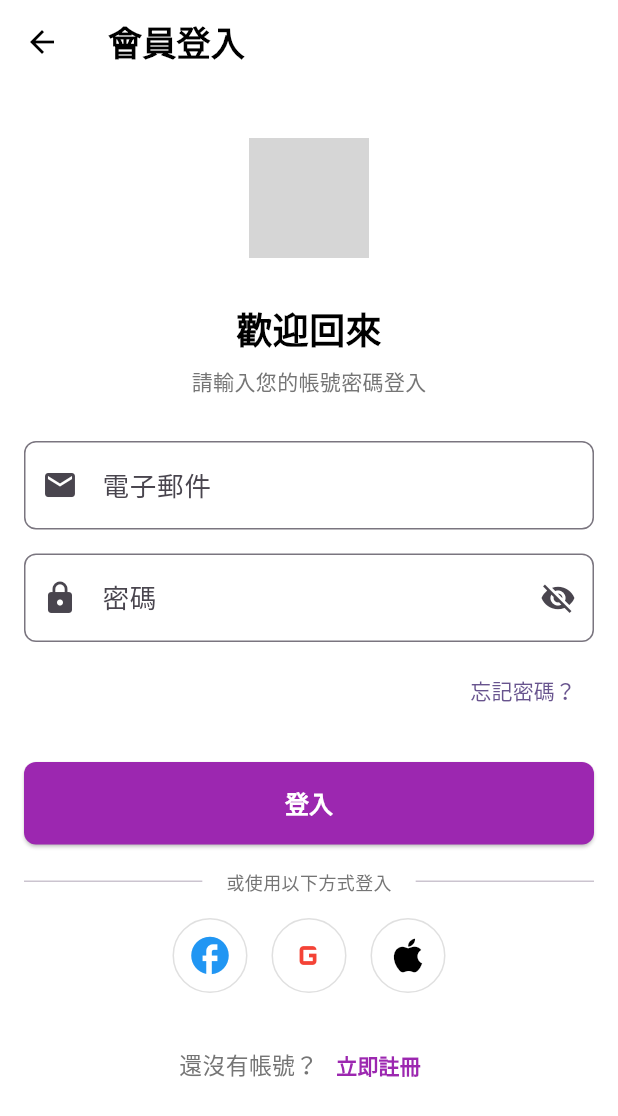
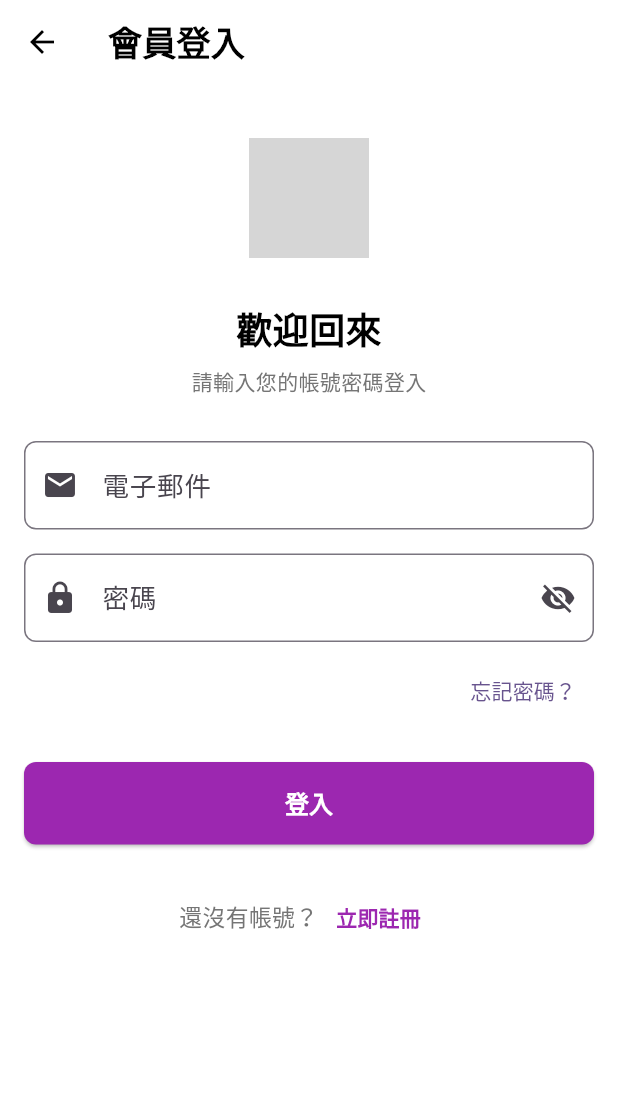
Before and after one commit to renfu-her/ismartomo-dev, a Flutter app: the screen it shows after launch, item 5 of the bottom bar chosen, after a tap on "登入", on a phone screen of 412 x 824 dp. Shown: the top 1116 px of the screen. Run offline on Flutter 3.47's test engine with Material 3 defaults, Android fonts, the phone set to English and light mode, and no system bars; our stand-ins replace carousel_slider, dio, flutter_html, font_awesome_flutter, shared_preferences; network calls fail; grey boxes are pictures that could not be loaded.

Commit message:
移除登入頁面中的社交媒體登入選項及相關邏輯，簡化 UI 結構

```diff
--- a/lib/pages/login_page.dart
+++ b/lib/pages/login_page.dart
@@ -258,62 +258,6 @@ class _LoginPageState extends State<LoginPage> {
                       ),
                     ),
                   ),
-              const SizedBox(height: 16),
-
-              // 其他登入選項
-              Row(
-                children: [
-                  const Expanded(child: Divider()),
-                  Padding(
-                    padding: const EdgeInsets.symmetric(horizontal: 16),
-                    child: Text(
-                      '或使用以下方式登入',
-                      style: TextStyle(
-                        color: Colors.grey[600],
-                        fontSize: 12,
-                      ),
-                    ),
-                  ),
-                  const Expanded(child: Divider()),
-                ],
-              ),
-              const SizedBox(height: 16),
-
-              // 社交媒體登入按鈕
-              Row(
-                mainAxisAlignment: MainAxisAlignment.center,
-                children: [
-                  _buildSocialLoginButton(
-                    icon: Icons.facebook,
-                    color: Colors.blue,
-                    onPressed: () {
-                      ScaffoldMessenger.of(context).showSnackBar(
-                        const SnackBar(content: Text('Facebook登入功能待實現')),
-                      );
-                    },
-                  ),
-                  const SizedBox(width: 16),
-                  _buildSocialLoginButton(
-                    icon: Icons.g_mobiledata,
-                    color: Colors.red,
-                    onPressed: () {
-                      ScaffoldMessenger.of(context).showSnackBar(
-                        const SnackBar(content: Text('Google登入功能待實現')),
-                      );
-                    },
-                  ),
-                  const SizedBox(width: 16),
-                  _buildSocialLoginButton(
-                    icon: Icons.apple,
-                    color: Colors.black,
-                    onPressed: () {
-                      ScaffoldMessenger.of(context).showSnackBar(
-                        const SnackBar(content: Text('Apple登入功能待實現')),
-                      );
-                    },
-                  ),
-                ],
-              ),
               const SizedBox(height: 24),
 
               // 註冊提示
@@ -347,27 +291,4 @@ class _LoginPageState extends State<LoginPage> {
       ),
     );
   }
-
-  Widget _buildSocialLoginButton({
-    required IconData icon,
-    required Color color,
-    required VoidCallback onPressed,
-  }) {
-    return InkWell(
-      onTap: onPressed,
-      child: Container(
-        width: 50,
-        height: 50,
-        decoration: BoxDecoration(
-          shape: BoxShape.circle,
-          border: Border.all(color: Colors.grey.shade300),
-        ),
-        child: Icon(
-          icon,
-          color: color,
-          size: 30,
-        ),
-      ),
-    );
-  }
 }
```
